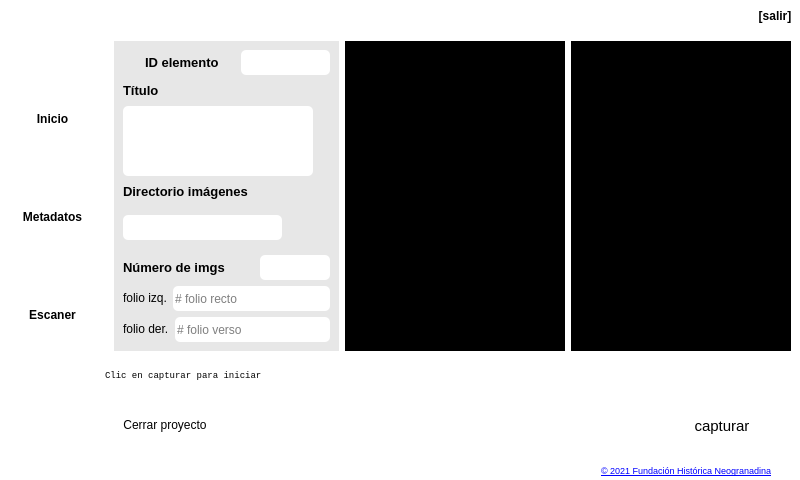
This is main.ui in neogranadina/neo_escan as Qt 5 draws it before an edit. The edited form follows.
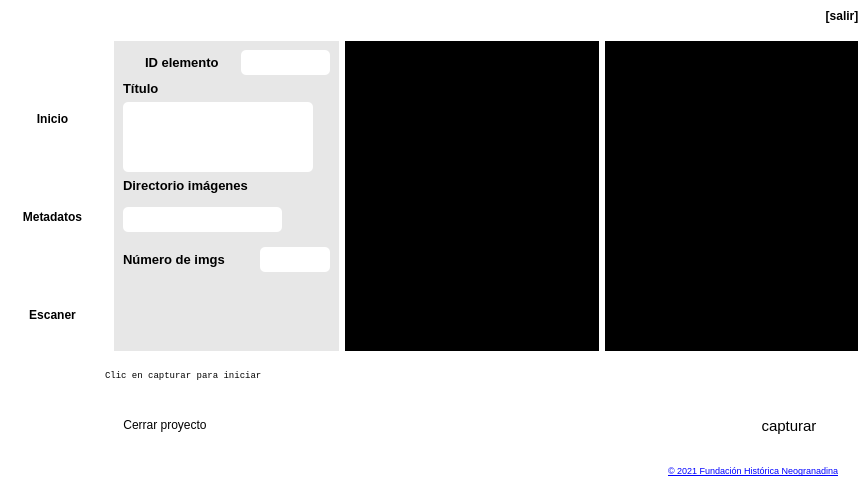
This is the edited form. Icons and pictures are not drawn.

Commit message: eliminado nombre por folio - autoincremento

Diff of the .ui file:
```diff
--- a/main.ui
+++ b/main.ui
@@ -6,7 +6,7 @@
    <rect>
     <x>0</x>
     <y>0</y>
-    <width>800</width>
+    <width>867</width>
     <height>480</height>
    </rect>
   </property>
@@ -607,6 +607,19 @@
                  </property>
                 </widget>
                </item>
+               <item>
+                <spacer name="verticalSpacer_3">
+                 <property name="orientation">
+                  <enum>Qt::Vertical</enum>
+                 </property>
+                 <property name="sizeHint" stdset="0">
+                  <size>
+                   <width>20</width>
+                   <height>40</height>
+                  </size>
+                 </property>
+                </spacer>
+               </item>
               </layout>
              </item>
             </layout>
@@ -3711,60 +3724,17 @@
                         </layout>
                        </item>
                        <item>
-                        <layout class="QFormLayout" name="formLayout_7">
-                         <item row="0" column="0">
-                          <widget class="QLabel" name="folioIzqLabel">
-                           <property name="text">
-                            <string>folio izq.</string>
-                           </property>
-                          </widget>
-                         </item>
-                         <item row="0" column="1">
-                          <widget class="QLineEdit" name="folioizqLineEdit">
-                           <property name="minimumSize">
-                            <size>
-                             <width>0</width>
-                             <height>25</height>
-                            </size>
-                           </property>
-                           <property name="styleSheet">
-                            <string notr="true">background-color: rgb(255, 255, 255);
-border-radius: 5px;</string>
-                           </property>
-                           <property name="placeholderText">
-                            <string># folio recto</string>
-                           </property>
-                          </widget>
-                         </item>
-                        </layout>
-                       </item>
-                       <item>
-                        <layout class="QFormLayout" name="formLayout_8">
-                         <item row="0" column="0">
-                          <widget class="QLabel" name="folioderLabel">
-                           <property name="text">
-                            <string>folio der.</string>
-                           </property>
-                          </widget>
-                         </item>
-                         <item row="0" column="1">
-                          <widget class="QLineEdit" name="folioderLineEdit">
-                           <property name="minimumSize">
-                            <size>
-                             <width>0</width>
-                             <height>25</height>
-                            </size>
-                           </property>
-                           <property name="styleSheet">
-                            <string notr="true">background-color: rgb(255, 255, 255);
-border-radius: 5px;</string>
-                           </property>
-                           <property name="placeholderText">
-                            <string># folio verso</string>
-                           </property>
-                          </widget>
-                         </item>
-                        </layout>
+                        <spacer name="verticalSpacer">
+                         <property name="orientation">
+                          <enum>Qt::Vertical</enum>
+                         </property>
+                         <property name="sizeHint" stdset="0">
+                          <size>
+                           <width>20</width>
+                           <height>40</height>
+                          </size>
+                         </property>
+                        </spacer>
                        </item>
                       </layout>
                      </widget>
```
Left out of the diff: 10 changed lines with no effect on the pictures. The commit also changes 7 other files.
